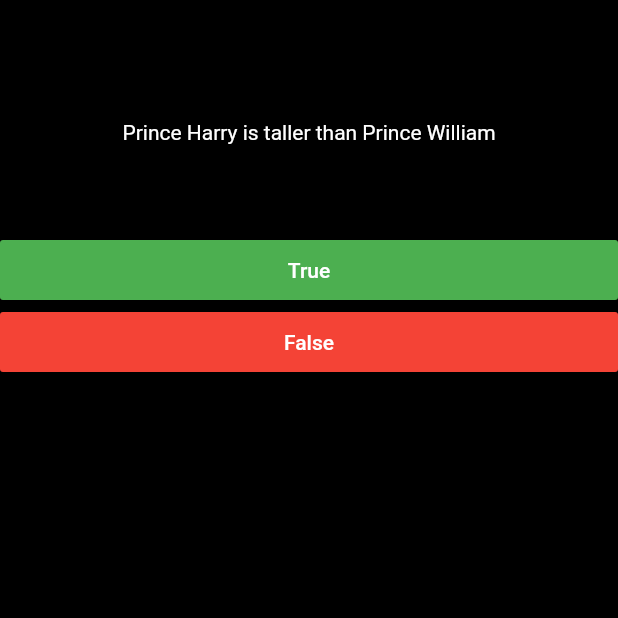
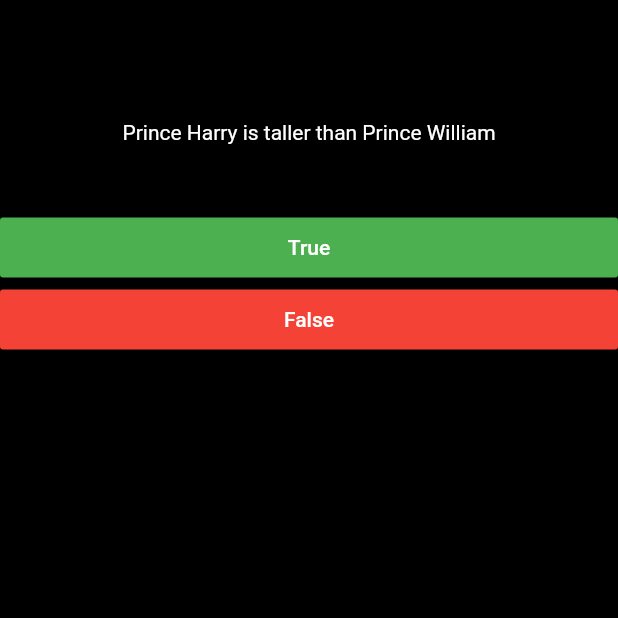
Before and after one commit to haidyehab55/scoor_keeper, a Flutter app: the screen it shows after launch, on a phone screen of 412 x 824 dp, the top half of it. Run offline on Flutter 3.47's test engine with Material 2 defaults, Android fonts, the phone set to English and light mode, and no system bars.

Commit message:
second commit

```diff
--- a/lib/main.dart
+++ b/lib/main.dart
@@ -37,7 +37,7 @@
                 style: const TextStyle(color: Colors.white),
               ),
               const SizedBox(
-                height: (60.0),
+                height: (45.0),
               ),
               FlatButton(
                 onPressed: () {
```
